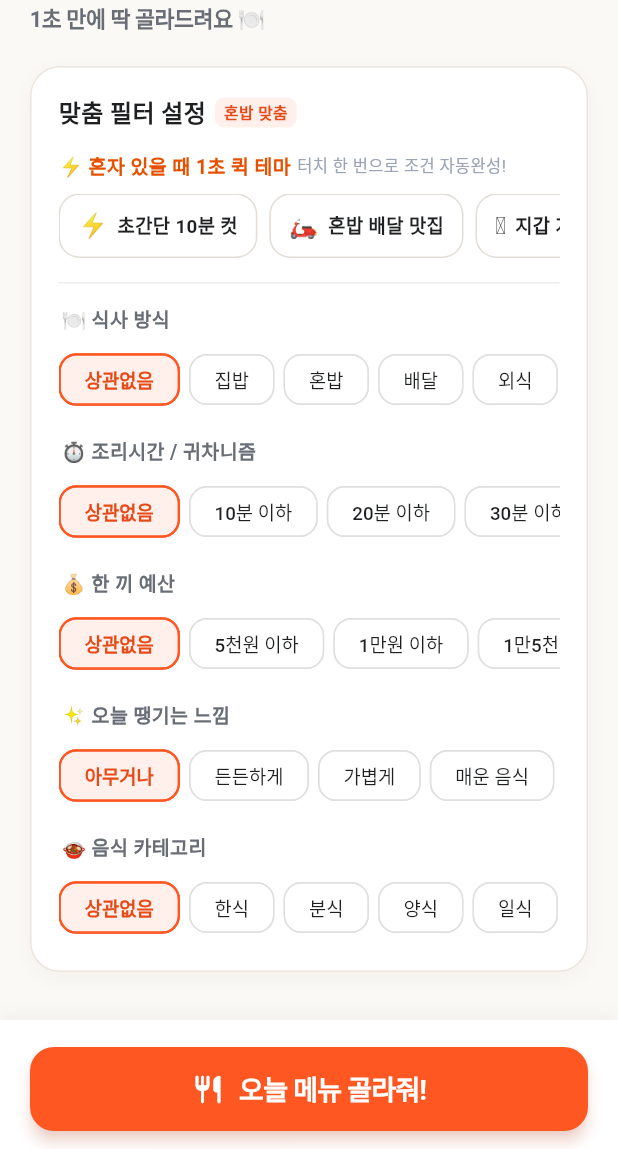
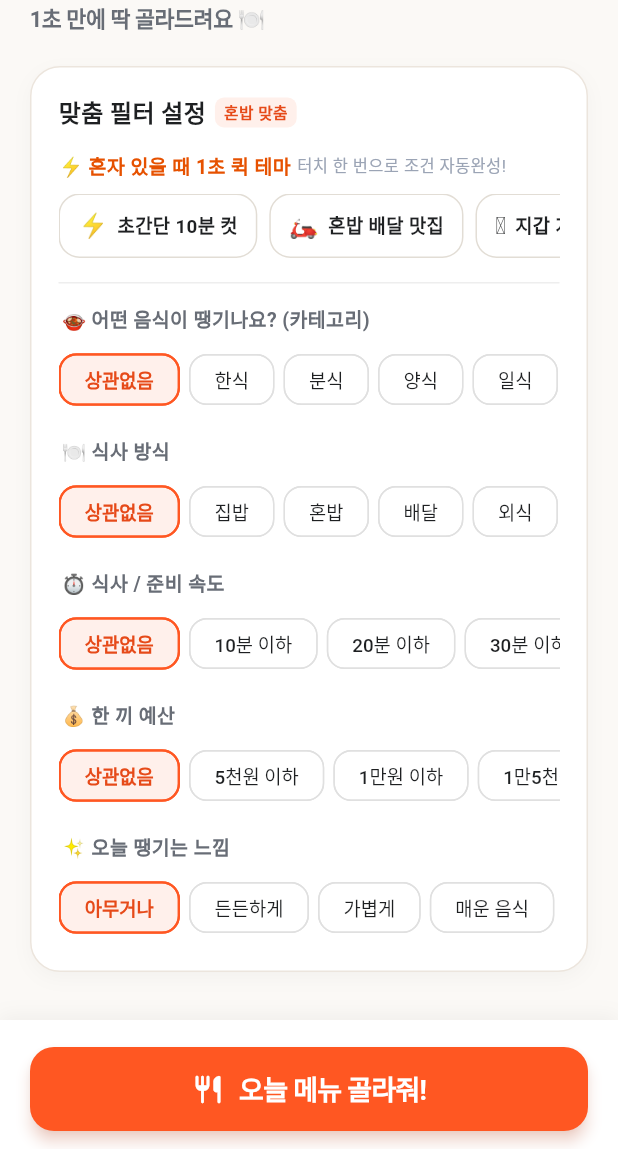
Before and after one commit to HaSangSeon/today_menu, a Flutter app: the screen it shows after launch, scrolled down 85 dp, on a phone screen of 412 x 824 dp, the part 87-1236 px from its top. Run offline on Flutter 3.47's test engine with Material 3 defaults, Android fonts, the phone set to English and light mode, and no system bars; our stand-ins replace google_mobile_ads, shared_preferences; network calls fail.

Commit message:
feat: 음식 카테고리 최상단 배치 및 식사 방식 연동 스마트 소요시간 라벨 적용

```diff
--- a/lib/widgets/filter_section.dart
+++ b/lib/widgets/filter_section.dart
@@ -14,6 +14,16 @@ class FilterSection extends StatelessWidget {
     return Consumer<FilterProvider>(
       builder: (context, filterProvider, child) {
         final criteria = filterProvider.criteria;
+
+        // 식사 방식에 따른 스마트 시간 라벨 계산
+        String timeLabel = '⏱️ 식사 / 준비 속도';
+        if (criteria.mealType == '집밥') {
+          timeLabel = '🍳 직접 요리 조리시간';
+        } else if (criteria.mealType == '배달') {
+          timeLabel = '🛵 배달 도착 소요시간';
+        } else if (criteria.mealType == '외식') {
+          timeLabel = '🚶 외식 / 식사 속도';
+        }
 
         return Column(
           crossAxisAlignment: CrossAxisAlignment.start,
@@ -86,7 +96,17 @@ class FilterSection extends StatelessWidget {
             const Divider(height: 1),
             const SizedBox(height: 14),
 
-            // 2. 식사 방식 (어떻게 먹을까?)
+            // 2. 음식 종류 (최상단 배치!)
+            _buildFilterRow(
+              context: context,
+              title: '🍲 어떤 음식이 땡기나요? (카테고리)',
+              options: FilterCriteria.categoryOptions,
+              selected: criteria.category,
+              onSelected: (val) => filterProvider.updateCategory(val),
+            ),
+            const SizedBox(height: 14),
+
+            // 3. 식사 방식 (어떻게 먹을까?)
             _buildFilterRow(
               context: context,
               title: '🍽️ 식사 방식',
@@ -96,17 +116,17 @@ class FilterSection extends StatelessWidget {
             ),
             const SizedBox(height: 14),
 
-            // 3. 귀차니즘 / 조리시간
+            // 4. 소요시간 (식사 방식에 따라 스마트 라벨 적용)
             _buildFilterRow(
               context: context,
-              title: '⏱️ 조리시간 / 귀차니즘',
+              title: timeLabel,
               options: FilterCriteria.cookingTimeOptions,
               selected: criteria.cookingTime,
               onSelected: (val) => filterProvider.updateCookingTime(val),
             ),
             const SizedBox(height: 14),
 
-            // 4. 한 끼 예산 / 가격대
+            // 5. 한 끼 예산 / 가격대
             _buildFilterRow(
               context: context,
               title: '💰 한 끼 예산',
@@ -116,23 +136,13 @@ class FilterSection extends StatelessWidget {
             ),
             const SizedBox(height: 14),
 
-            // 5. 오늘 땡기는 느낌 / 성향
+            // 6. 오늘 땡기는 느낌 / 성향
             _buildFilterRow(
               context: context,
               title: '✨ 오늘 땡기는 느낌',
               options: FilterCriteria.preferenceOptions,
               selected: criteria.preference,
               onSelected: (val) => filterProvider.updatePreference(val),
-            ),
-            const SizedBox(height: 14),
-
-            // 6. 음식 종류
-            _buildFilterRow(
-              context: context,
-              title: '🍲 음식 카테고리',
-              options: FilterCriteria.categoryOptions,
-              selected: criteria.category,
-              onSelected: (val) => filterProvider.updateCategory(val),
             ),
           ],
         );
```
